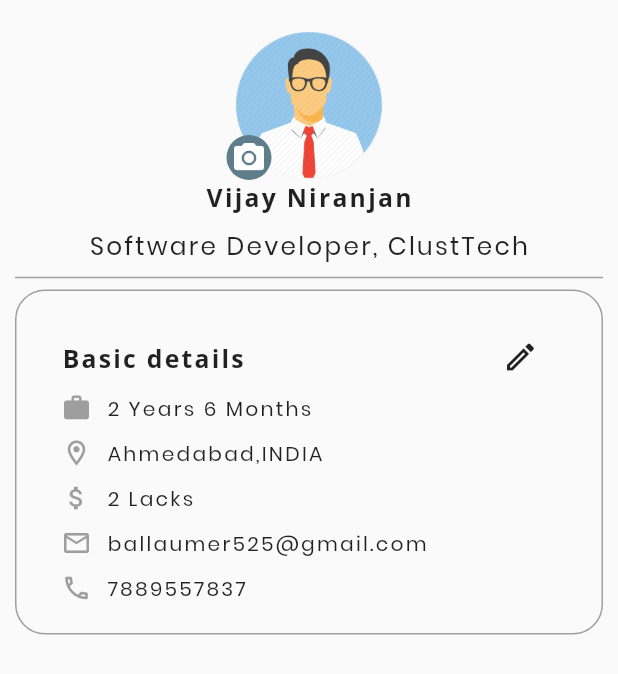
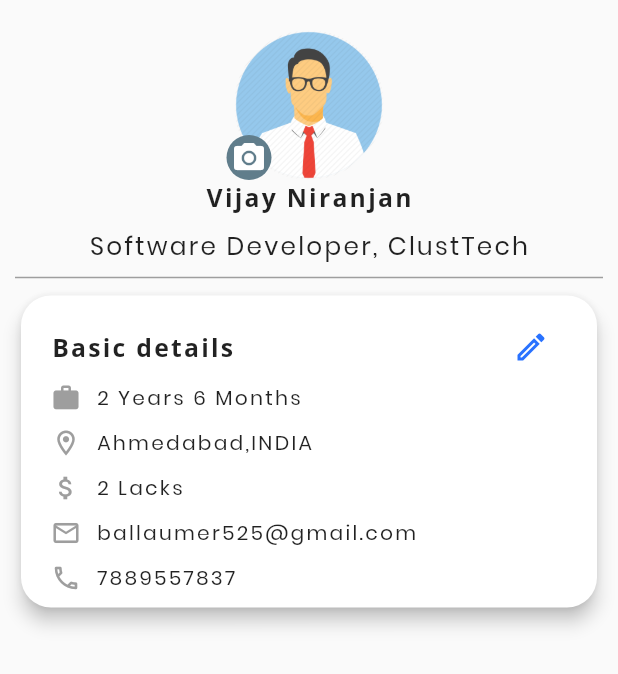
Before and after one commit to zaid-bashir/jobportalapp1, a Flutter app: the ProfilePage screen opened directly, on a phone screen of 412 x 824 dp. Shown: the top 674 px of the screen. Run offline on Flutter 3.47's test engine with Material 2 defaults, Android fonts, the phone set to English and light mode, and no system bars; our stand-ins replace animate_do, dotted_border, file_picker, getwidget, google_fonts, iconsax and 1 more; missing offline and left inert: flutter_verification_code.

Commit message:
feat: Updated in Profile Page

```diff
--- a/lib/Views/On_Board_Screens/model/slider.dart
+++ b/lib/Views/On_Board_Screens/model/slider.dart
@@ -14,15 +14,15 @@ class Slider {
 
 final sliderArrayList = [
     Slider(
-        sliderImageUrl: 'assets/images/slider_1.png',
+        sliderImageUrl: 'assets/slider_1.png',
         sliderHeading: Constants.SLIDER_HEADING_1,
         sliderSubHeading: Constants.SLIDER_DESC),
     Slider(
-        sliderImageUrl: 'assets/images/slider_2.png',
+        sliderImageUrl: 'assets/slider_2.png',
         sliderHeading: Constants.SLIDER_HEADING_2,
         sliderSubHeading: Constants.SLIDER_DESC),
     Slider(
-        sliderImageUrl: 'assets/images/slider_3.png',
+        sliderImageUrl: 'assets/slider_3.png',
         sliderHeading: Constants.SLIDER_HEADING_3,
         sliderSubHeading: Constants.SLIDER_DESC),
   ];
--- a/lib/Views/login.dart
+++ b/lib/Views/login.dart
@@ -49,7 +49,7 @@ class _LoginPageState extends State<LoginPage> {
                          const TextField(
                            decoration: InputDecoration(
                              contentPadding: EdgeInsets.all(0.0),
-                             labelText: 'Email',
+                             labelText: 'Email Or Phone',
                              labelStyle: TextStyle(
                                color: Colors.blueGrey,
                                fontFamily: "Poppins",
--- a/lib/Views/profile_page.dart
+++ b/lib/Views/profile_page.dart
@@ -84,12 +84,13 @@ class _ProfilePageState extends State<ProfilePage> {
           ),
           Padding(
             padding: const EdgeInsets.only(left: 10,right: 10),
+            child: Card(
+              shape: RoundedRectangleBorder(
+                borderRadius: BorderRadius.circular(20.0)
+              ),
+              elevation: 5,
               child: Container(
-              padding: EdgeInsets.all(20),
-                    decoration: BoxDecoration(
-                      border: Border.all(color: Colors.grey),
-                      borderRadius: BorderRadius.circular(20)
-                    ),
+                padding: EdgeInsets.all(10),
                 child: Column(
                   children: [
                     Padding(
@@ -106,7 +107,7 @@ class _ProfilePageState extends State<ProfilePage> {
                               fontSize: 16.5,
                             ),
                           ),
-                        IconButton(onPressed: (){}, icon: const Icon(Icons.edit_outlined))
+                          IconButton(onPressed: (){}, icon: const Icon(Icons.edit_outlined,   color: Color(0xff2972ff)))
                         ],
                       ),
                     ),
@@ -214,6 +215,7 @@ class _ProfilePageState extends State<ProfilePage> {
                 ),
               ),
             ),
+          ),
         ],
       ),
     );
```
Lines whose indentation alone changed are shown as unchanged.
